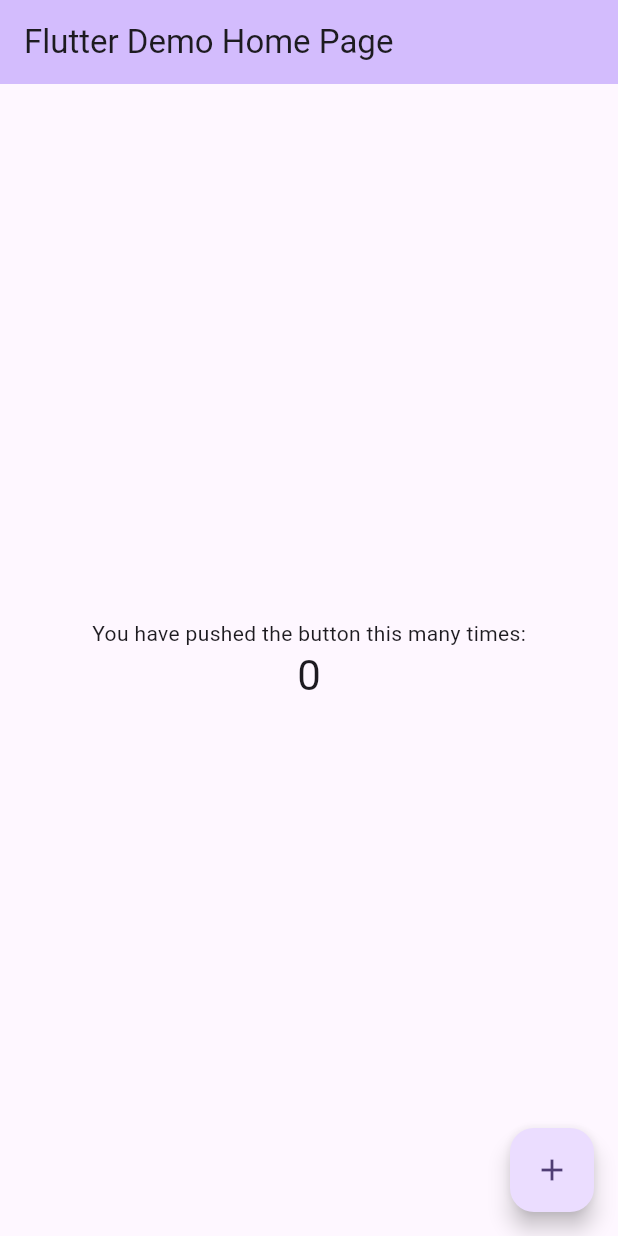
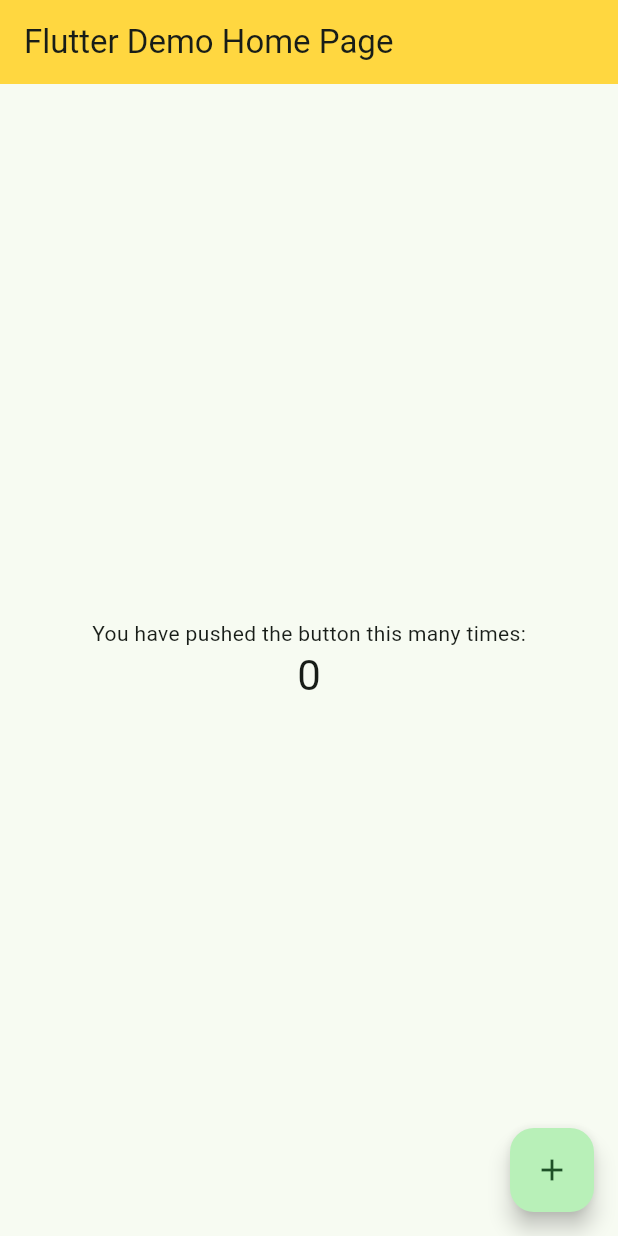
Before and after one commit to efervescencia/bullseye, a Flutter app: the screen it shows after launch, on a phone screen of 412 x 824 dp. Run offline on Flutter 3.47's test engine with Material 3 defaults, Android fonts, the phone set to English and light mode, and no system bars.

Commit message:
comments removed

```diff
--- a/lib/main.dart
+++ b/lib/main.dart
@@ -14,21 +14,9 @@ class MyApp extends StatelessWidget {
       title: 'Flutter Demo',
       theme: ThemeData(
         // This is the theme of your application.
-        //
-        // TRY THIS: Try running your application with "flutter run". You'll see
-        // the application has a purple toolbar. Then, without quitting the app,
-        // try changing the seedColor in the colorScheme below to Colors.green
-        // and then invoke "hot reload" (save your changes or press the "hot
-        // reload" button in a Flutter-supported IDE, or press "r" if you used
-        // the command line to start the app).
-        //
-        // Notice that the counter didn't reset back to zero; the application
-        // state is not lost during the reload. To reset the state, use hot
-        // restart instead.
-        //
-        // This works for code too, not just values: Most code changes can be
-        // tested with just a hot reload.
-        colorScheme: ColorScheme.fromSeed(seedColor: Colors.deepPurple),
+
+        colorScheme:
+            ColorScheme.fromSeed(seedColor: Color.fromARGB(255, 28, 153, 66)),
         useMaterial3: true,
       ),
       home: const MyHomePage(title: 'Flutter Demo Home Page'),
@@ -38,10 +26,6 @@ class MyApp extends StatelessWidget {
 
 class MyHomePage extends StatefulWidget {
   const MyHomePage({super.key, required this.title});
-
-  // This widget is the home page of your application. It is stateful, meaning
-  // that it has a State object (defined below) that contains fields that affect
-  // how it looks.
 
   // This class is the configuration for the state. It holds the values (in this
   // case the title) provided by the parent (in this case the App widget) and
@@ -78,17 +62,10 @@ class _MyHomePageState extends State<MyHomePage> {
     // than having to individually change instances of widgets.
     return Scaffold(
       appBar: AppBar(
-        // TRY THIS: Try changing the color here to a specific color (to
-        // Colors.amber, perhaps?) and trigger a hot reload to see the AppBar
-        // change color while the other colors stay the same.
-        backgroundColor: Theme.of(context).colorScheme.inversePrimary,
-        // Here we take the value from the MyHomePage object that was created by
-        // the App.build method, and use it to set our appbar title.
+        backgroundColor: Colors.amberAccent,
         title: Text(widget.title),
       ),
       body: Center(
-        // Center is a layout widget. It takes a single child and positions it
-        // in the middle of the parent.
         child: Column(
           // Column is also a layout widget. It takes a list of children and
           // arranges them vertically. By default, it sizes itself to fit its
```
